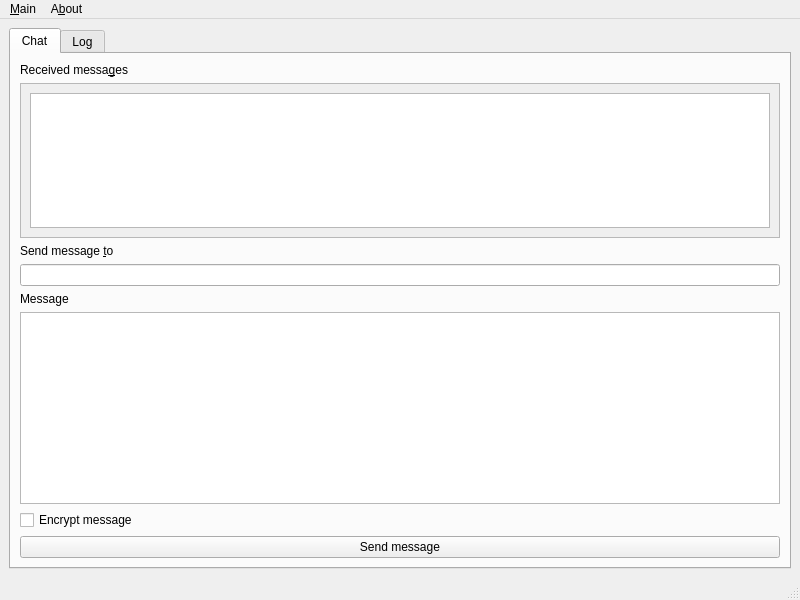
The window that distributedchat/main.ui (pklejch/distributed-chat) describes before a commit, drawn with Qt 5.
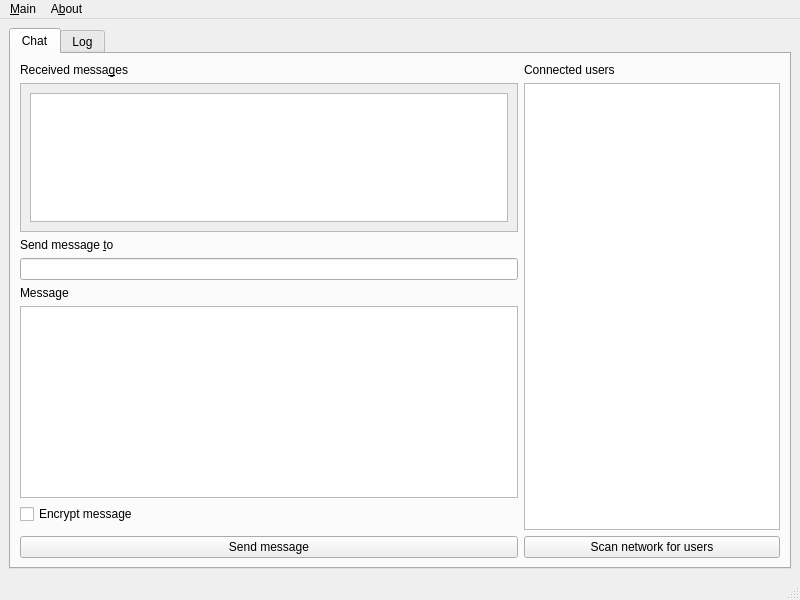
The same window after the commit.

Commit message: Added option to scan network for connected users.

```diff
--- a/distributedchat/main.ui
+++ b/distributedchat/main.ui
@@ -20,8 +20,8 @@
    <string>Distributed chat</string>
   </property>
   <widget class="QWidget" name="centralwidget">
-   <layout class="QVBoxLayout" name="verticalLayout">
-    <item>
+   <layout class="QGridLayout" name="gridLayout_2">
+    <item row="0" column="0">
      <widget class="QTabWidget" name="tabWidget">
       <property name="currentIndex">
        <number>0</number>
@@ -30,18 +30,15 @@
        <attribute name="title">
         <string>Chat</string>
        </attribute>
-       <layout class="QVBoxLayout" name="verticalLayout_2">
-        <item>
-         <widget class="QLabel" name="label_3">
+       <layout class="QGridLayout" name="gridLayout_3">
+        <item row="0" column="1">
+         <widget class="QLabel" name="label_4">
           <property name="text">
-           <string>Received messa&amp;ges</string>
-          </property>
-          <property name="buddy">
-           <cstring>recv_messages</cstring>
+           <string>Connected users</string>
           </property>
          </widget>
         </item>
-        <item>
+        <item row="1" column="0">
          <widget class="QScrollArea" name="scrollArea">
           <property name="sizePolicy">
            <sizepolicy hsizetype="Expanding" vsizetype="Expanding">
@@ -57,8 +54,8 @@
             <rect>
              <x>0</x>
              <y>0</y>
-             <width>758</width>
-             <height>121</height>
+             <width>496</width>
+             <height>115</height>
             </rect>
            </property>
            <layout class="QGridLayout" name="gridLayout">
@@ -82,20 +79,7 @@
           </widget>
          </widget>
         </item>
-        <item>
-         <widget class="QLabel" name="label">
-          <property name="text">
-           <string>Send message &amp;to</string>
-          </property>
-          <property name="buddy">
-           <cstring>node_id</cstring>
-          </property>
-         </widget>
-        </item>
-        <item>
-         <widget class="QLineEdit" name="node_id"/>
-        </item>
-        <item>
+        <item row="4" column="0">
          <widget class="QLabel" name="label_2">
           <property name="text">
            <string>Message</string>
@@ -105,7 +89,7 @@
           </property>
          </widget>
         </item>
-        <item>
+        <item row="5" column="0">
          <widget class="QPlainTextEdit" name="message">
           <property name="sizePolicy">
            <sizepolicy hsizetype="Expanding" vsizetype="Fixed">
@@ -115,14 +99,54 @@
           </property>
          </widget>
         </item>
-        <item>
+        <item row="6" column="0">
          <widget class="QCheckBox" name="chck_encrypt">
           <property name="text">
            <string>Encrypt message</string>
           </property>
          </widget>
         </item>
-        <item>
+        <item row="0" column="0">
+         <widget class="QLabel" name="label_3">
+          <property name="text">
+           <string>Received messa&amp;ges</string>
+          </property>
+          <property name="buddy">
+           <cstring>recv_messages</cstring>
+          </property>
+         </widget>
+        </item>
+        <item row="1" column="1" rowspan="7">
+         <widget class="QListWidget" name="users">
+          <property name="sizePolicy">
+           <sizepolicy hsizetype="Fixed" vsizetype="Expanding">
+            <horstretch>0</horstretch>
+            <verstretch>0</verstretch>
+           </sizepolicy>
+          </property>
+         </widget>
+        </item>
+        <item row="2" column="0">
+         <widget class="QLabel" name="label">
+          <property name="text">
+           <string>Send message &amp;to</string>
+          </property>
+          <property name="buddy">
+           <cstring>node_id</cstring>
+          </property>
+         </widget>
+        </item>
+        <item row="3" column="0">
+         <widget class="QLineEdit" name="node_id"/>
+        </item>
+        <item row="8" column="1">
+         <widget class="QPushButton" name="btn_scan">
+          <property name="text">
+           <string>Scan network for users</string>
+          </property>
+         </widget>
+        </item>
+        <item row="8" column="0">
          <widget class="QPushButton" name="button_send">
           <property name="sizePolicy">
            <sizepolicy hsizetype="Minimum" vsizetype="Minimum">
```
Left out of the diff: 1 changed line with no effect on the pictures. The commit also changes 9 other files.
